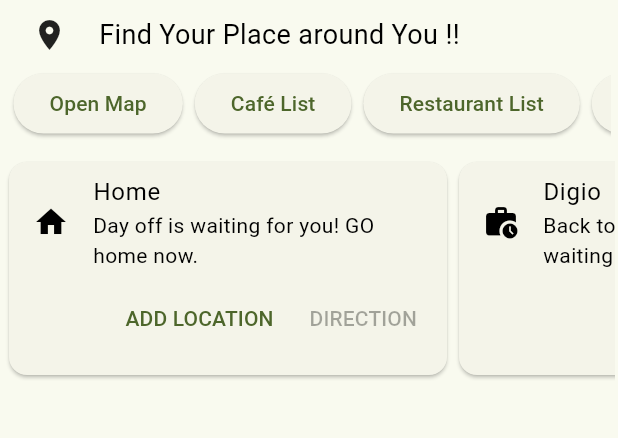
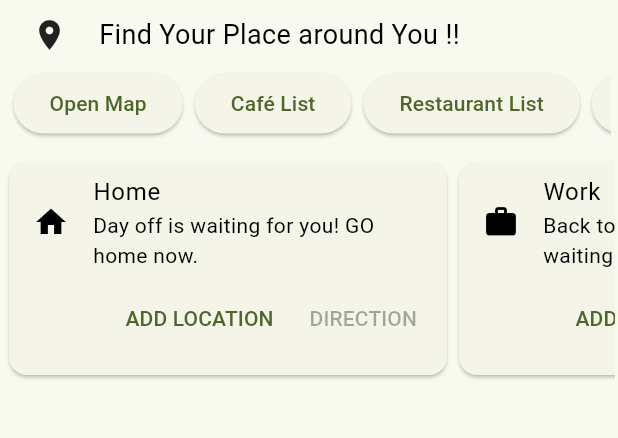
Before and after one commit to jamess-a/Flutter_Google_api, a Flutter app: the screen it shows after launch, on a phone screen of 412 x 824 dp, the part 84-522 px from its top. Run offline on Flutter 3.47's test engine with Material 3 defaults, Android fonts, the phone set to English and light mode, and no system bars; our stand-ins replace flutter_rating_bar, geolocator, google_fonts, google_maps_flutter, shared_preferences; missing offline and left inert: google_place.

Commit message:
Ui Update

```diff
--- /dev/null
+++ b/lib/componant/Scroller.dart
@@ -0,0 +1,230 @@
+import 'dart:io';
+import 'package:flutter/material.dart';
+import 'package:google_maps_flutter/google_maps_flutter.dart';
+import 'package:location_api/componant/CardDirection.dart';
+import 'package:path_provider/path_provider.dart';
+
+class ScrollerWidget extends StatefulWidget {
+  const ScrollerWidget({super.key});
+
+  @override
+  State<ScrollerWidget> createState() => _ScrollerWidgetState();
+}
+
+class _ScrollerWidgetState extends State<ScrollerWidget> {
+  LatLng? _savedLocationHome;
+  LatLng? _savedLocationWork;
+
+  @override
+  void initState() {
+    super.initState();
+    _retrieveSavedLocations();
+  }
+
+  Future<String> get _localPath async {
+    final directory = await getApplicationDocumentsDirectory();
+    return directory.path;
+  }
+
+  Future<File> _localFile(LocationType type) async {
+    final path = await _localPath;
+    String fileName;
+    switch (type) {
+      case LocationType.home:
+        fileName = 'location_home.txt';
+        break;
+      case LocationType.work:
+        fileName = 'location_work.txt';
+        break;
+    }
+    return File('$path/$fileName');
+  }
+
+  Future<void> saveLocation(LocationType type, LatLng location) async {
+    final file = await _localFile(type);
+    await file.writeAsString('${location.latitude},${location.longitude}');
+  }
+
+  Future<LatLng?> readLocation(LocationType type) async {
+    try {
+      final file = await _localFile(type);
+      final contents = await file.readAsString();
+      final parts = contents.split(',');
+      final latitude = double.parse(parts[0]);
+      final longitude = double.parse(parts[1]);
+      return LatLng(latitude, longitude);
+    } catch (e) {
+      return null;
+    }
+  }
+
+  Future<void> _retrieveSavedLocations() async {
+    final locationHome = await readLocation(LocationType.home);
+    final locationWork = await readLocation(LocationType.work);
+    setState(() {
+      _savedLocationHome = locationHome;
+      _savedLocationWork = locationWork;
+    });
+  }
+
+  void _onLocationSaved(LocationType type, LatLng location) {
+    setState(() {
+      switch (type) {
+        case LocationType.home:
+          _savedLocationHome = location;
+          break;
+        case LocationType.work:
+          _savedLocationWork = location;
+          break;
+      }
+    });
+    saveLocation(type, location);
+  }
+
+  void _getDirections(LocationType type) async {
+    LatLng? location;
+    String locationName;
+    if (type == LocationType.home) {
+      location = _savedLocationHome;
+      locationName = 'Home Location';
+    } else {
+      location = _savedLocationWork;
+      locationName = 'Work Location';
+    }
+    if (location != null) {
+      await Navigator.of(context).push(MaterialPageRoute(
+        builder: (context) => MapCard(
+          destination: location,
+          destinationname: locationName,
+          onLocationSaved: (loc) => _onLocationSaved(type, loc),
+          locationType: type,
+        ),
+      ));
+      _retrieveSavedLocations();
+    }
+  }
+
+  @override
+  Widget build(BuildContext context) {
+    bool isDarkMode = Theme.of(context).brightness == Brightness.dark;
+    Color textColor = isDarkMode ? Colors.white : Colors.black;
+
+    return Container(
+      height: 150,
+      margin: EdgeInsets.all(2),
+      child: SingleChildScrollView(
+        scrollDirection: Axis.horizontal,
+        child: Row(
+          children: <Widget>[
+            buildLocationCard(
+              context,
+              textColor,
+              'Home',
+              'Day off is waiting for you! GO home now.',
+              Icons.home,
+              LocationType.home,
+              _savedLocationHome,
+            ),
+            buildLocationCard(
+              context,
+              textColor,
+              'Work',
+              'Back to work. your boss is waiting for you! GO now.',
+              Icons.work,
+              LocationType.work,
+              _savedLocationWork,
+            ),
+            buildStaticCard(
+              context,
+              textColor,
+              '7-Eleven',
+              'Want to eat! GO 7-11 now.',
+              Icons.local_convenience_store_rounded,
+            ),
+          ],
+        ),
+      ),
+    );
+  }
+
+  Widget buildLocationCard(
+      BuildContext context,
+      Color textColor,
+      String title,
+      String subtitle,
+      IconData icon,
+      LocationType type,
+      LatLng? savedLocation) {
+    return Container(
+      width: 300,
+      child: Card(
+        child: Column(
+          mainAxisSize: MainAxisSize.max,
+          children: <Widget>[
+            ListTile(
+              leading: Icon(icon, color: textColor),
+              title: Text(title, style: TextStyle(color: textColor)),
+              subtitle: Text(subtitle, style: TextStyle(color: textColor)),
+            ),
+            Row(
+              mainAxisAlignment: MainAxisAlignment.end,
+              children: <Widget>[
+                TextButton(
+                  child: const Text('ADD LOCATION'),
+                  onPressed: () {
+                    Navigator.of(context).push(MaterialPageRoute(
+                      builder: (context) => MapCard(
+                        destination: null,
+                        destinationname: 'Add Location',
+                        onLocationSaved: (location) =>
+                            _onLocationSaved(type, location),
+                        locationType: type,
+                      ),
+                    ));
+                  },
+                ),
+                TextButton(
+                  child: const Text('DIRECTION'),
+                  onPressed: savedLocation != null
+                      ? () {
+                          _getDirections(type);
+                        }
+                      : null,
+                ),
+                const SizedBox(width: 8),
+              ],
+            ),
+          ],
+        ),
+      ),
+    );
+  }
+
+  Widget buildStaticCard(BuildContext context, Color textColor, String title,
+      String subtitle, IconData icon) {
+    return Container(
+      width: 300,
+      child: Card(
+        child: Column(
+          mainAxisSize: MainAxisSize.max,
+          children: <Widget>[
+            ListTile(
+              leading: Icon(icon, color: textColor),
+              title: Text(title, style: TextStyle(color: textColor)),
+              subtitle: Text(subtitle, style: TextStyle(color: textColor)),
+            ),
+            Row(
+              mainAxisAlignment: MainAxisAlignment.end,
+              children: <Widget>[
+                TextButton(
+                  child: const Text('DIRECTION'),
+                  onPressed: () {},
+                ),
+              ],
+            ),
+          ],
+        ),
+      ),
+    );
+  }
+}
--- a/lib/suggestion.dart
+++ b/lib/componant/Suggestion.dart
@@ -4,7 +4,7 @@ import 'package:google_place/google_place.dart';
 import 'package:google_maps_flutter/google_maps_flutter.dart';
 import 'package:geolocator/geolocator.dart';
 import 'package:flutter_rating_bar/flutter_rating_bar.dart';
-import 'location.dart';
+import '../location.dart';
 
 class SuggestionWidget extends StatefulWidget {
   const SuggestionWidget({super.key});
--- /dev/null
+++ b/lib/componant/locationtype.dart
@@ -0,0 +1,5 @@
+// location_type.dart
+enum LocationType {
+  home,
+  work,
+}
--- a/lib/location.dart
+++ b/lib/location.dart
@@ -5,7 +5,7 @@ import 'package:http/http.dart' as http;
 import 'dart:convert';
 
 class MapScreen extends StatefulWidget {
-  final LatLng? destination; // The location of the tapped cafe
+  final LatLng? destination;
   final String? destinationname;
 
   MapScreen({required this.destination, this.destinationname});
@@ -36,7 +36,6 @@ class _MapScreenState extends State<MapScreen> {
         mapController!.animateCamera(CameraUpdate.newLatLng(_currentPosition));
       }
 
-
       if (widget.destination != null) {
         _getDirections(_currentPosition, widget.destination!);
         _markers.add(Marker(
@@ -46,7 +45,6 @@ class _MapScreenState extends State<MapScreen> {
               title: widget.destinationname ?? 'Destination Cafe',
             )));
       } else {
-
         setState(() {
           _error = 'Destination is not available';
         });
@@ -164,6 +162,7 @@ class _MapScreenState extends State<MapScreen> {
                 target: _currentPosition,
                 zoom: 14,
               ),
+              mapType: MapType.normal,
               myLocationEnabled: true,
               myLocationButtonEnabled: true,
               polylines: _polylines,
--- a/lib/main.dart
+++ b/lib/main.dart
@@ -5,9 +5,9 @@ import 'location.dart';
 import 'cafe.dart';
 import 'map.dart';
 import 'restaurant.dart';
-import 'suggestion.dart';
+import 'componant/Suggestion.dart';
 import 'shop.dart';
-import 'scroller.dart';
+import 'componant/Scroller.dart';
 import 'fav_cafe.dart';
 import 'componant/BottomSheetMenu.dart';
 import 'Lab/map.dart';
--- a/lib/scroller.dart
+++ /dev/null
@@ -1,206 +0,0 @@
-import 'dart:io';
-
-import 'package:flutter/material.dart';
-import 'package:google_maps_flutter/google_maps_flutter.dart';
-import 'package:path_provider/path_provider.dart';
-import 'componant/CardDirection.dart'; // Import the MapCard component
-
-class ScrollerWidget extends StatefulWidget {
-  const ScrollerWidget({super.key});
-
-  @override
-  State<ScrollerWidget> createState() => _ScrollerWidgetState();
-}
-
-class _ScrollerWidgetState extends State<ScrollerWidget> {
-  bool _isLoading = true;
-  LatLng? _savedLocation;
-
-  @override
-  void initState() {
-    _retrieveSavedLocation();
-    super.initState();
-  }
-
-  Future<String> get _localPath async {
-    final directory = await getApplicationDocumentsDirectory();
-    return directory.path;
-  }
-
-  Future<File> get _localFile async {
-    final path = await _localPath;
-    return File('$path/location.txt');
-  }
-
-  Future<LatLng?> readLocation() async {
-    try {
-      final file = await _localFile;
-      final contents = await file.readAsString();
-      final parts = contents.split(',');
-      final latitude = double.parse(parts[0]);
-      final longitude = double.parse(parts[1]);
-      return LatLng(latitude, longitude);
-    } catch (e) {
-      return null;
-    }
-  }
-
-  Future<void> _retrieveSavedLocation() async {
-    final location = await readLocation();
-    if (location != null) {
-      setState(() {
-        _onLocationSaved(location);
-      });
-    }
-  }
-
-  void _onLocationSaved(LatLng location) {
-    setState(() {
-      _savedLocation = location;
-    });
-  }
-
-  void _getDirections() async {
-    if (_savedLocation != null) {
-      await Navigator.of(context).push(MaterialPageRoute(
-          builder: (context) => MapCard(
-              destination: _savedLocation,
-              destinationname: 'Home Location',
-              onLocationSaved: (location) {
-                _onLocationSaved(location);
-              })));
-      _retrieveSavedLocation();
-    }
-  }
-
-  @override
-  Widget build(BuildContext context) {
-    bool isDarkMode = Theme.of(context).brightness == Brightness.dark;
-    Color textColor = isDarkMode ? Colors.white : Colors.black;
-
-    return Container(
-      height: 150,
-      margin: EdgeInsets.all(2),
-      child: SingleChildScrollView(
-        scrollDirection: Axis.horizontal,
-        child: Row(
-          children: <Widget>[
-            Container(
-              width: 300,
-              child: Card(
-                child: Column(
-                  mainAxisSize: MainAxisSize.max,
-                  children: <Widget>[
-                    ListTile(
-                      leading: Icon(Icons.home, color: textColor),
-                      title: Text(
-                        'Home',
-                        style: TextStyle(color: textColor),
-                      ),
-                      subtitle: Text(
-                        'Day off is waiting for you! GO home now.',
-                        style: TextStyle(color: textColor),
-                      ),
-                    ),
-                    Row(
-                      mainAxisAlignment: MainAxisAlignment.end,
-                      children: <Widget>[
-                        TextButton(
-                          child: const Text('ADD LOCATION'),
-                          onPressed: _savedLocation == null
-                              ? () {
-                                  Navigator.of(context).push(MaterialPageRoute(
-                                      builder: (context) => MapCard(
-                                          destination: null,
-                                          destinationname: 'Add Location',
-                                          onLocationSaved: _onLocationSaved)));
-                                }
-                              : null,
-                        ),
-                        TextButton(
-                          child: const Text('DIRECTION'),
-                          onPressed: _savedLocation != null
-                              ? () {
-                                  _getDirections();
-                                }
-                              : null,
-                        ),
-                        const SizedBox(width: 8),
-                      ],
-                    ),
-                  ],
-                ),
-              ),
-            ),
-            Container(
-              width: 300,
-              child: Card(
-                child: Column(
-                  mainAxisSize: MainAxisSize.max,
-                  children: <Widget>[
-                    ListTile(
-                      leading: Icon(Icons.work_history, color: textColor),
-                      title: Text(
-                        'Digio',
-                        style: TextStyle(color: textColor),
-                      ),
-                      subtitle: Text(
-                        'Back to work. your boss is waiting for you! GO now.',
-                        style: TextStyle(color: textColor),
-                      ),
-                    ),
-                    Row(
-                      mainAxisAlignment: MainAxisAlignment.end,
-                      children: <Widget>[
-                        TextButton(
-                          child: const Text('DIRECTION'),
-                          onPressed: () {
-                            // Add direction logic here
-                          },
-                        ),
-                        const SizedBox(width: 8),
-                      ],
-                    ),
-                  ],
-                ),
-              ),
-            ),
-            Container(
-              width: 300,
-              child: Card(
-                child: Column(
-                  mainAxisSize: MainAxisSize.max,
-                  children: <Widget>[
-                    ListTile(
-                      leading: Icon(Icons.local_convenience_store_rounded,
-                          color: textColor),
-                      title: Text(
-                        '7-Eleven',
-                        style: TextStyle(color: textColor),
-                      ),
-                      subtitle: Text(
-                        'Want to eat! GO 7-11 now.',
-                        style: TextStyle(color: textColor),
-                      ),
-                    ),
-                    Row(
-                      mainAxisAlignment: MainAxisAlignment.end,
-                      children: <Widget>[
-                        TextButton(
-                          child: const Text('DIRECTION'),
-                          onPressed: () {
-                            // Add direction logic here
-                          },
-                        ),
-                      ],
-                    ),
-                  ],
-                ),
-              ),
-            ),
-          ],
-        ),
-      ),
-    );
-  }
-}
```
Also changed, not shown: lib/componant/CardDirection.dart (+81 -55 lines).
